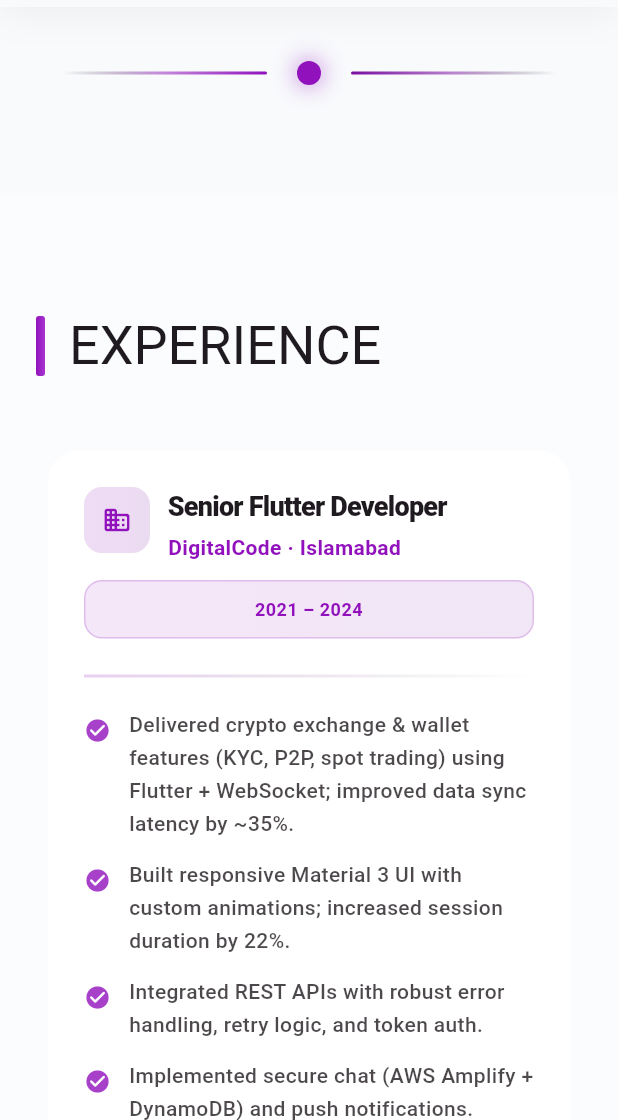
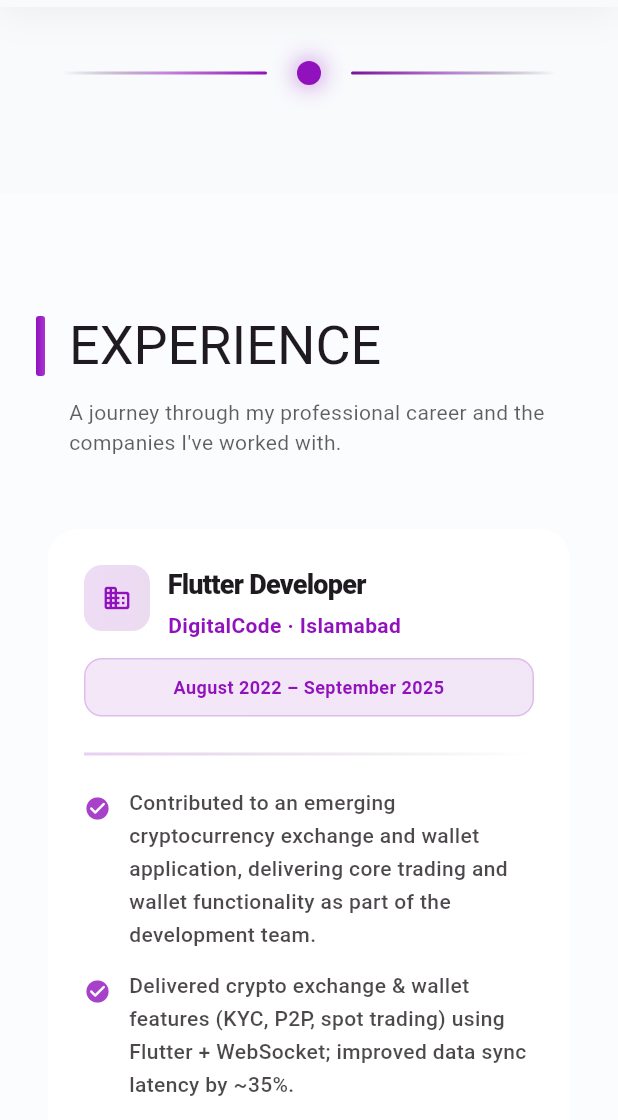
Before and after one commit to farmanullahQAU/farmanullah, a Flutter app: the screen it shows after launch, scrolled down 1152 dp, on a phone screen of 412 x 824 dp, the part 116-1236 px from its top. Run offline on Flutter 3.47's test engine with Material 3 defaults, Android fonts, the phone set to English and light mode, and no system bars; our stand-ins replace get.

```diff
--- a/lib/models/portfolio_model.dart
+++ b/lib/models/portfolio_model.dart
@@ -65,6 +65,7 @@ class UIContent {
   final String contactCTA;
   final String footerText;
   final Map<String, String> sectionTitles;
+  final Map<String, String> sectionDescriptions;
   final Map<String, String> buttonLabels;
   final Map<String, String> navigationLabels;
 
@@ -76,6 +77,7 @@ class UIContent {
     required this.contactCTA,
     required this.footerText,
     required this.sectionTitles,
+    required this.sectionDescriptions,
     required this.buttonLabels,
     required this.navigationLabels,
   });
@@ -89,6 +91,7 @@ class PortfolioData {
   final String linkedIn;
   final String bio;
   final String cvUrl;
+  final String experienceLetterUrl;
   final String profileImagePath;
   final List<Experience> experiences;
   final List<Skill> skills;
@@ -105,6 +108,7 @@ class PortfolioData {
     required this.linkedIn,
     required this.bio,
     required this.cvUrl,
+    required this.experienceLetterUrl,
     required this.profileImagePath,
     required this.experiences,
     required this.skills,
@@ -123,6 +127,8 @@ class PortfolioData {
       linkedIn: 'farman4',
       cvUrl:
           'https://drive.google.com/file/d/18oHzH6hxA-Y6AiT0ivAmHKTov1YT7out/view?usp=sharing',
+      experienceLetterUrl:
+          'https://drive.google.com/file/d/195usQQGjvCt0lV4CZq6Rh3jKzHDM7KjG/view?usp=drive_link',
       profileImagePath: 'assets/images/projects/me.jpeg',
       bio:
           'Senior Flutter Developer with 4+ years of experience delivering production-grade Android/iOS apps. Specialized in Flutter, Firebase, REST/WebSocket, and state management (GetX, Riverpod, Bloc). Built and shipped scalable features including authentication, real-time data, payments, and monetization (AdMob, IAP). Hands-on with AI/Web3 integrations (Web3 Dart, MetaMask, Solidity). Strong in clean architecture, performance optimization, CI/CD, and full release lifecycle to Play Store and App Store.',
@@ -157,6 +163,20 @@ class PortfolioData {
           'portfolio': 'Projects',
           'contact': 'Get in touch',
           'education': 'Education',
+        },
+        sectionDescriptions: {
+          'about':
+              'Get to know me better - my background, education, and passion for technology.',
+          'experience':
+              'A journey through my professional career and the companies I\'ve worked with.',
+          'services':
+              'Comprehensive solutions I offer to help bring your digital ideas to life.',
+          'skills':
+              'Technologies and tools I master to build exceptional mobile applications.',
+          'portfolio':
+              'Showcase of my recent projects and applications I\'ve developed.',
+          'contact':
+              'Let\'s connect and discuss how we can work together on your next project.',
         },
         buttonLabels: {
           'downloadCV': 'Download My CV',
@@ -211,16 +231,17 @@ class PortfolioData {
       ],
       experiences: [
         Experience(
-          title: 'Senior Flutter Developer',
+          title: 'Flutter Developer',
           company: 'DigitalCode · Islamabad',
-          period: '2021 – 2024',
+          period: 'August 2022 – September 2025',
           responsibilities: [
+            'Contributed to an emerging cryptocurrency exchange and wallet application, delivering core trading and wallet functionality as part of the development team.',
             'Delivered crypto exchange & wallet features (KYC, P2P, spot trading) using Flutter + WebSocket; improved data sync latency by ~35%.',
             'Built responsive Material 3 UI with custom animations; increased session duration by 22%.',
             'Integrated REST APIs with robust error handling, retry logic, and token auth.',
             'Implemented secure chat (AWS Amplify + DynamoDB) and push notifications.',
             'Led QA support and release readiness; reduced crash-free sessions issues to <0.5%.',
-            'Developed and maintained multiple production apps over 3 years; contributed to architecture decisions and best practices.',
+            'Maintained multiple production apps over 3 years; contributed to architecture decisions and best practices.',
           ],
         ),
         Experience(
@@ -238,7 +259,7 @@ class PortfolioData {
         Experience(
           title: 'Junior Flutter Developer',
           company: 'Esols Technologies · Islamabad',
-          period: '2020 – 2021',
+          period: '2021 – 2022',
           responsibilities: [
             'Shipped 2 cross-platform apps to Play Store/App Store; adhered to release and store policies.',
             'Used GetX for routing, DI, and state; standardized module structure to speed feature dev by ~20%.',
--- a/lib/views/home_page.dart
+++ b/lib/views/home_page.dart
@@ -175,6 +175,9 @@ class _HomePageState extends State<HomePage> {
                   experiences: _portfolioData.experiences,
                   sectionTitle:
                       _portfolioData.uiContent.sectionTitles['experience']!,
+                  sectionDescription: _portfolioData
+                      .uiContent
+                      .sectionDescriptions['experience'],
                 ),
               ),
               const SliverToBoxAdapter(child: HeaderDivider()),
@@ -184,6 +187,8 @@ class _HomePageState extends State<HomePage> {
                   services: _portfolioData.services,
                   sectionTitle:
                       _portfolioData.uiContent.sectionTitles['services']!,
+                  sectionDescription:
+                      _portfolioData.uiContent.sectionDescriptions['services'],
                 ),
               ),
               // const SliverToBoxAdapter(child: SectionDivider()),
@@ -195,6 +200,8 @@ class _HomePageState extends State<HomePage> {
                   skills: _portfolioData.skills,
                   sectionTitle:
                       _portfolioData.uiContent.sectionTitles['skills']!,
+                  sectionDescription:
+                      _portfolioData.uiContent.sectionDescriptions['skills'],
                 ),
               ),
               const SliverToBoxAdapter(child: HeaderDivider()),
@@ -205,6 +212,8 @@ class _HomePageState extends State<HomePage> {
                   projects: _portfolioData.projects,
                   sectionTitle:
                       _portfolioData.uiContent.sectionTitles['portfolio']!,
+                  sectionDescription:
+                      _portfolioData.uiContent.sectionDescriptions['portfolio'],
                 ),
               ),
               const SliverToBoxAdapter(child: HeaderDivider()),
--- a/lib/widgets/experience_section.dart
+++ b/lib/widgets/experience_section.dart
@@ -7,11 +7,13 @@ import 'package:flutter/material.dart';
 class ExperienceSection extends StatefulWidget {
   final List<Experience> experiences;
   final String sectionTitle;
+  final String? sectionDescription;
 
   const ExperienceSection({
     super.key,
     required this.experiences,
     required this.sectionTitle,
+    this.sectionDescription,
   });
 
   @override
@@ -64,7 +66,10 @@ class _ExperienceSectionState extends State<ExperienceSection> {
             crossAxisAlignment: CrossAxisAlignment.start,
             children: [
               // Title Section
-              SectionHeader(title: widget.sectionTitle),
+              SectionHeader(
+                title: widget.sectionTitle,
+                description: widget.sectionDescription,
+              ),
               SizedBox(height: SpacingConstants.sectionHeaderBottomSpacing),
 
               // Experience Card Slider
--- a/lib/widgets/section_header.dart
+++ b/lib/widgets/section_header.dart
@@ -4,17 +4,22 @@ import 'package:flutter/material.dart';
 /// Reusable section header widget with vertical gradient divider
 class SectionHeader extends StatelessWidget {
   final String title;
+  final String? description;
   final bool forceUppercase;
 
   const SectionHeader({
     super.key,
     required this.title,
+    this.description,
     this.forceUppercase = true,
   });
 
   @override
   Widget build(BuildContext context) {
-    return Row(
+    return Column(
+      crossAxisAlignment: CrossAxisAlignment.start,
+      children: [
+        Row(
           children: [
             Container(
               width: SpacingConstants.sectionHeaderBarWidth,
@@ -32,6 +37,27 @@ class SectionHeader extends StatelessWidget {
               style: Theme.of(context).textTheme.displaySmall,
             ),
           ],
+        ),
+        if (description != null) ...[
+          SizedBox(height: SpacingConstants.spacingMD),
+          Padding(
+            padding: EdgeInsets.only(
+              left:
+                  SpacingConstants.sectionHeaderBarWidth +
+                  SpacingConstants.sectionHeaderBarSpacing,
+            ),
+            child: Text(
+              description!,
+              style: Theme.of(context).textTheme.bodyMedium?.copyWith(
+                color: Theme.of(
+                  context,
+                ).textTheme.bodyMedium?.color?.withOpacity(0.7),
+                fontSize: MediaQuery.of(context).size.width > 768 ? 16 : 14,
+              ),
+            ),
+          ),
+        ],
+      ],
     );
   }
 }
```
Also changed, not shown: lib/widgets/about_section.dart (+20 -1 lines), lib/widgets/contact_section.dart (+4 -7 lines), lib/widgets/portfolio_section.dart (+6 -1 lines), lib/widgets/services_section.dart (+6 -1 lines), lib/widgets/skills_section.dart (+6 -1 lines). Lines whose indentation alone changed are shown as unchanged.
